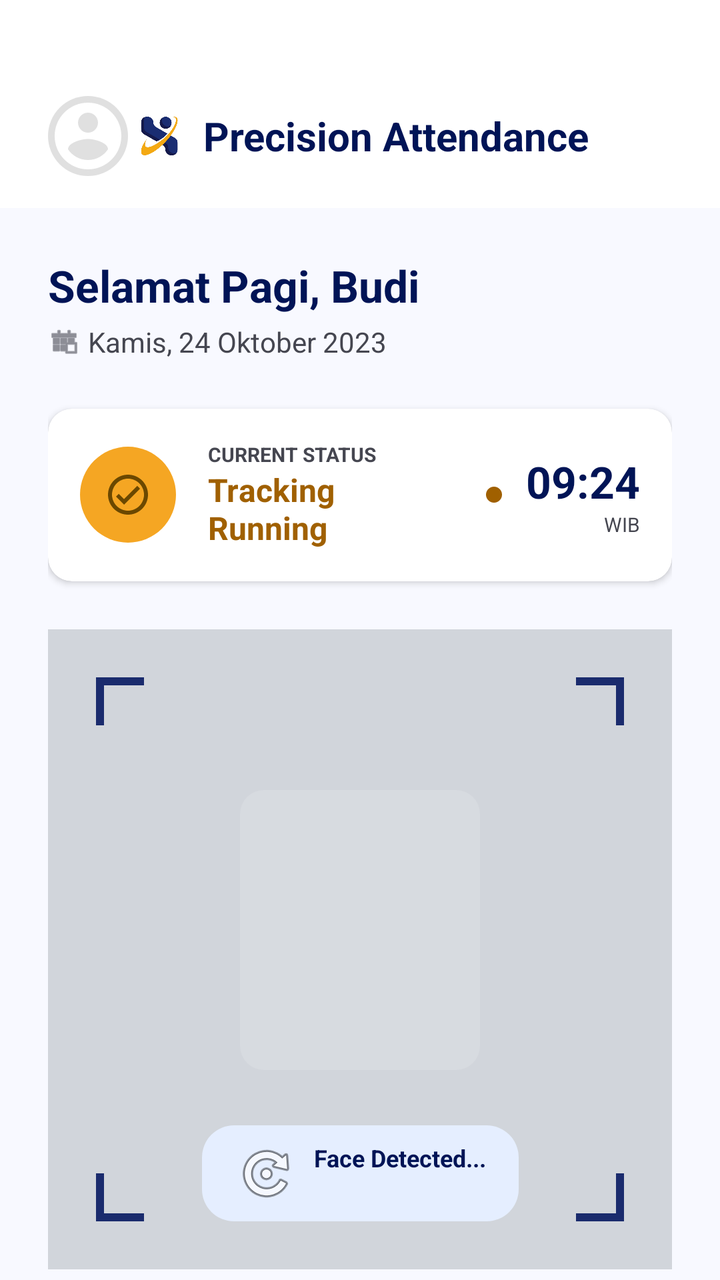
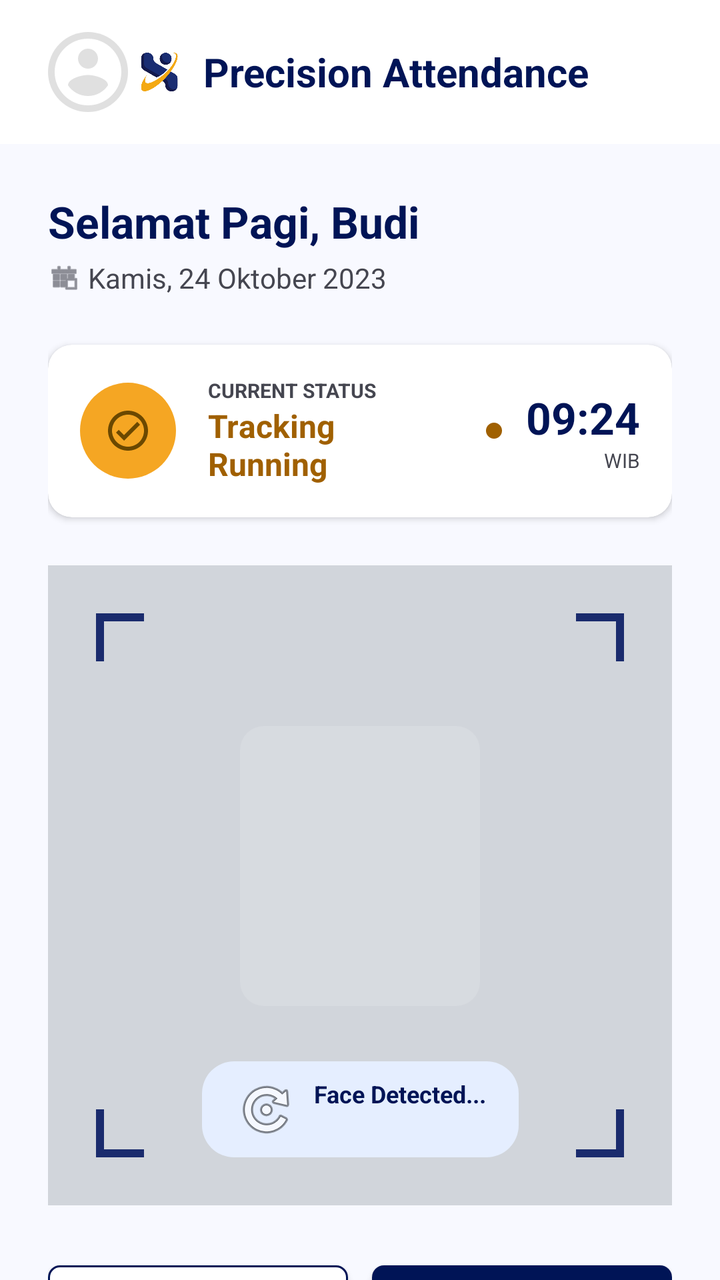

An Android layout rendered at two revisions. The XML below is the earlier revision; the diff shows what the commit changed to produce the second picture.
<!-- AndroidManifest.xml: application theme Theme.JavaTraining -->
<!-- res/layout/fragment_home.xml -->
<?xml version="1.0" encoding="utf-8"?>
<LinearLayout xmlns:android="http://schemas.android.com/apk/res/android"
    xmlns:app="http://schemas.android.com/apk/res-auto"
    android:layout_width="match_parent"
    android:layout_height="match_parent"
    android:orientation="vertical"
    android:background="@color/html_background">

    
    <com.google.android.material.appbar.AppBarLayout
        android:layout_width="match_parent"
        android:layout_height="wrap_content"
        android:background="#FFFFFF"
        app:elevation="4dp">

        <LinearLayout
            android:layout_width="match_parent"
            android:layout_height="wrap_content"
            android:orientation="horizontal"
            android:gravity="center_vertical"
            android:paddingTop="48dp"
            android:paddingBottom="16dp"
            android:paddingHorizontal="24dp">

            <ImageView
                android:id="@+id/imgAvatar"
                android:layout_width="40dp"
                android:layout_height="40dp"
                android:src="@drawable/ic_avatar"
                android:background="@drawable/bg_avatar_circle"
                android:backgroundTint="#E0E0E0" />

            <LinearLayout
                android:layout_width="0dp"
                android:layout_height="wrap_content"
                android:layout_weight="1"
                android:orientation="horizontal"
                android:gravity="center">

                <ImageView
                    android:layout_width="28dp"
                    android:layout_height="28dp"
                    android:src="@drawable/logo_face_recognition" />

                <TextView
                    android:layout_width="wrap_content"
                    android:layout_height="wrap_content"
                    android:layout_marginStart="8dp"
                    android:text="Precision Attendance"
                    android:textColor="@color/html_primary"
                    android:textSize="20sp"
                    android:textStyle="bold" />
            </LinearLayout>

            
            <View
                android:layout_width="40dp"
                android:layout_height="40dp" />
        </LinearLayout>
    </com.google.android.material.appbar.AppBarLayout>

    <androidx.core.widget.NestedScrollView
        android:layout_width="match_parent"
        android:layout_height="0dp"
        android:layout_weight="1"
        android:paddingBottom="80dp"
        android:clipToPadding="false"
        android:fillViewport="true">

        <LinearLayout
            android:layout_width="match_parent"
            android:layout_height="wrap_content"
            android:orientation="vertical"
            android:paddingStart="24dp"
            android:paddingEnd="24dp"
            android:paddingTop="24dp"
            android:paddingBottom="24dp">

            
            <LinearLayout
                android:layout_width="match_parent"
                android:layout_height="wrap_content"
                android:orientation="vertical"
                android:layout_marginBottom="24dp">

                <TextView
                    android:layout_width="wrap_content"
                    android:layout_height="wrap_content"
                    android:text="Selamat Pagi, Budi"
                    android:textColor="@color/html_primary"
                    android:textSize="22sp"
                    android:textStyle="bold" />

                <LinearLayout
                    android:layout_width="wrap_content"
                    android:layout_height="wrap_content"
                    android:orientation="horizontal"
                    android:gravity="center_vertical"
                    android:layout_marginTop="4dp">

                    <ImageView
                        android:layout_width="16dp"
                        android:layout_height="16dp"
                        android:src="@android:drawable/ic_menu_today"
                        app:tint="@color/html_on_surface_variant" />

                    <TextView
                        android:id="@+id/tvDate"
                        android:layout_width="wrap_content"
                        android:layout_height="wrap_content"
                        android:layout_marginStart="4dp"
                        android:text="Kamis, 24 Oktober 2023"
                        android:textColor="@color/html_on_surface_variant"
                        android:textSize="14sp" />
                </LinearLayout>
            </LinearLayout>

            
            <com.google.android.material.card.MaterialCardView
                android:layout_width="match_parent"
                android:layout_height="wrap_content"
                android:layout_marginBottom="24dp"
                app:cardBackgroundColor="@color/html_surface_container_lowest"
                app:cardCornerRadius="12dp"
                app:cardElevation="2dp">

                <RelativeLayout
                    android:layout_width="match_parent"
                    android:layout_height="wrap_content"
                    android:padding="16dp">

                    <FrameLayout
                        android:id="@+id/iconStatus"
                        android:layout_width="48dp"
                        android:layout_height="48dp"
                        android:background="@drawable/bg_avatar_circle"
                        android:backgroundTint="#F5A623"
                        android:layout_centerVertical="true">

                        <ImageView
                            android:layout_width="24dp"
                            android:layout_height="24dp"
                            android:layout_gravity="center"
                            android:src="@drawable/ic_check_circle_outline"
                            app:tint="@color/html_on_secondary_container" />
                    </FrameLayout>

                    <LinearLayout
                        android:layout_width="wrap_content"
                        android:layout_height="wrap_content"
                        android:orientation="vertical"
                        android:layout_toEndOf="@id/iconStatus"
                        android:layout_marginStart="16dp"
                        android:layout_centerVertical="true">

                        <TextView
                            android:layout_width="wrap_content"
                            android:layout_height="wrap_content"
                            android:text="CURRENT STATUS"
                            android:textColor="@color/html_on_surface_variant"
                            android:textSize="10sp"
                            android:textStyle="bold" />

                        <TextView
                            android:layout_width="wrap_content"
                            android:layout_height="wrap_content"
                            android:text="Tracking\nRunning"
                            android:textColor="#A06000"
                            android:textSize="16sp"
                            android:textStyle="bold" />
                    </LinearLayout>

                    
                    <View
                        android:layout_width="8dp"
                        android:layout_height="8dp"
                        android:layout_toStartOf="@id/timeLayout"
                        android:layout_marginEnd="12dp"
                        android:layout_centerVertical="true"
                        android:background="@drawable/bg_avatar_circle"
                        android:backgroundTint="#A06000" />

                    <LinearLayout
                        android:id="@+id/timeLayout"
                        android:layout_width="wrap_content"
                        android:layout_height="wrap_content"
                        android:orientation="vertical"
                        android:layout_alignParentEnd="true"
                        android:layout_centerVertical="true"
                        android:gravity="end">

                        <TextView
                            android:id="@+id/tvLiveTime"
                            android:layout_width="wrap_content"
                            android:layout_height="wrap_content"
                            android:text="09:24"
                            android:textColor="@color/html_primary"
                            android:textSize="22sp"
                            android:textStyle="bold" />

                        <TextView
                            android:layout_width="wrap_content"
                            android:layout_height="wrap_content"
                            android:text="WIB"
                            android:textColor="@color/html_on_surface_variant"
                            android:textSize="10sp" />
                    </LinearLayout>

                </RelativeLayout>
            </com.google.android.material.card.MaterialCardView>

            
            <androidx.constraintlayout.widget.ConstraintLayout
                android:layout_width="match_parent"
                android:layout_height="320dp"
                android:background="#D1D5DB"
                android:layout_marginBottom="24dp">

                
                <View
                    android:layout_width="120dp"
                    android:layout_height="140dp"
                    app:layout_constraintTop_toTopOf="parent"
                    app:layout_constraintBottom_toBottomOf="parent"
                    app:layout_constraintStart_toStartOf="parent"
                    app:layout_constraintEnd_toEndOf="parent"
                    android:background="@drawable/bg_input_rounded"
                    android:backgroundTint="#22FFFFFF"
                    android:layout_marginTop="-20dp" />

                
                <View
                    android:layout_width="24dp"
                    android:layout_height="4dp"
                    android:background="@color/html_primary_container"
                    app:layout_constraintTop_toTopOf="parent"
                    app:layout_constraintStart_toStartOf="parent"
                    android:layout_margin="24dp" />
                <View
                    android:layout_width="4dp"
                    android:layout_height="24dp"
                    android:background="@color/html_primary_container"
                    app:layout_constraintTop_toTopOf="parent"
                    app:layout_constraintStart_toStartOf="parent"
                    android:layout_margin="24dp" />

                
                <View
                    android:layout_width="24dp"
                    android:layout_height="4dp"
                    android:background="@color/html_primary_container"
                    app:layout_constraintTop_toTopOf="parent"
                    app:layout_constraintEnd_toEndOf="parent"
                    android:layout_margin="24dp" />
                <View
                    android:layout_width="4dp"
                    android:layout_height="24dp"
                    android:background="@color/html_primary_container"
                    app:layout_constraintTop_toTopOf="parent"
                    app:layout_constraintEnd_toEndOf="parent"
                    android:layout_margin="24dp" />

                
                <View
                    android:layout_width="24dp"
                    android:layout_height="4dp"
                    android:background="@color/html_primary_container"
                    app:layout_constraintBottom_toBottomOf="parent"
                    app:layout_constraintStart_toStartOf="parent"
                    android:layout_margin="24dp" />
                <View
                    android:layout_width="4dp"
                    android:layout_height="24dp"
                    android:background="@color/html_primary_container"
                    app:layout_constraintBottom_toBottomOf="parent"
                    app:layout_constraintStart_toStartOf="parent"
                    android:layout_margin="24dp" />

                
                <View
                    android:layout_width="24dp"
                    android:layout_height="4dp"
                    android:background="@color/html_primary_container"
                    app:layout_constraintBottom_toBottomOf="parent"
                    app:layout_constraintEnd_toEndOf="parent"
                    android:layout_margin="24dp" />
                <View
                    android:layout_width="4dp"
                    android:layout_height="24dp"
                    android:background="@color/html_primary_container"
                    app:layout_constraintBottom_toBottomOf="parent"
                    app:layout_constraintEnd_toEndOf="parent"
                    android:layout_margin="24dp" />

                
                <TextView
                    android:layout_width="wrap_content"
                    android:layout_height="wrap_content"
                    android:text="Face Detected..."
                    android:textColor="@color/html_primary"
                    android:background="@drawable/bg_badge"
                    android:backgroundTint="#E5EEFF"
                    android:paddingHorizontal="16dp"
                    android:paddingVertical="8dp"
                    app:layout_constraintBottom_toBottomOf="parent"
                    app:layout_constraintStart_toStartOf="parent"
                    app:layout_constraintEnd_toEndOf="parent"
                    android:layout_marginBottom="24dp"
                    android:textStyle="bold"
                    android:textSize="12sp"
                    app:drawableStartCompat="@android:drawable/ic_menu_rotate"
                    android:drawablePadding="8dp" />

            </androidx.constraintlayout.widget.ConstraintLayout>

        
        <LinearLayout
            android:layout_width="match_parent"
            android:layout_height="wrap_content"
            android:orientation="horizontal"
            android:weightSum="2"
            android:layout_marginBottom="24dp">

            <com.google.android.material.button.MaterialButton
                android:layout_width="0dp"
                android:layout_height="54dp"
                android:layout_weight="1"
                android:layout_marginEnd="6dp"
                android:text="Start Break"
                android:textColor="@color/html_primary"
                android:textAllCaps="false"
                android:textSize="14sp"
                android:textStyle="bold"
                app:backgroundTint="@color/html_surface_container_lowest"
                app:strokeColor="@color/html_primary"
                app:strokeWidth="1dp"
                app:cornerRadius="6dp"
                app:icon="@drawable/ic_cancel_outline"
                app:iconTint="@color/html_primary"
                app:iconGravity="textStart" />

            <com.google.android.material.button.MaterialButton
                android:layout_width="0dp"
                android:layout_height="54dp"
                android:layout_weight="1"
                android:layout_marginStart="6dp"
                android:text="Check Out"
                android:textColor="@color/html_on_primary"
                android:textAllCaps="false"
                android:textSize="14sp"
                android:textStyle="bold"
                app:backgroundTint="@color/html_primary"
                app:cornerRadius="6dp"
                app:icon="@drawable/ic_exit"
                app:iconTint="@color/html_on_primary"
                app:iconGravity="textStart" />
        </LinearLayout>

        
        <LinearLayout
            android:layout_width="match_parent"
            android:layout_height="wrap_content"
            android:orientation="vertical">

            
            <com.google.android.material.card.MaterialCardView
                android:layout_width="match_parent"
                android:layout_height="wrap_content"
                android:layout_marginBottom="12dp"
                app:cardBackgroundColor="@color/html_surface_container_lowest"
                app:cardCornerRadius="12dp"
                app:cardElevation="2dp">

                <RelativeLayout
                    android:layout_width="match_parent"
                    android:layout_height="wrap_content"
                    android:padding="16dp">

                    <FrameLayout
                        android:id="@+id/iconTotal"
                        android:layout_width="48dp"
                        android:layout_height="48dp"
                        android:background="@drawable/bg_input_rounded"
                        android:backgroundTint="@color/html_primary"
                        android:layout_centerVertical="true">

                        <ImageView
                            android:layout_width="24dp"
                            android:layout_height="24dp"
                            android:layout_gravity="center"
                            android:src="@drawable/ic_schedule"
                            app:tint="@color/html_on_primary" />
                    </FrameLayout>

                    <LinearLayout
                        android:layout_width="wrap_content"
                        android:layout_height="wrap_content"
                        android:orientation="vertical"
                        android:layout_toEndOf="@id/iconTotal"
                        android:layout_marginStart="16dp"
                        android:layout_centerVertical="true">

                        <TextView
                            android:layout_width="wrap_content"
                            android:layout_height="wrap_content"
                            android:text="Total Work Hours"
                            android:textColor="@color/html_on_surface_variant"
                            android:textSize="10sp" />

                        <TextView
                            android:layout_width="wrap_content"
                            android:layout_height="wrap_content"
                            android:text="06:45:20"
                            android:textColor="@color/html_on_background"
                            android:textSize="22sp"
                            android:textStyle="bold" />
                    </LinearLayout>

                    <TextView
                        android:layout_width="wrap_content"
                        android:layout_height="wrap_content"
                        android:text="↑ On Track"
                        android:textColor="#A06000"
                        android:background="@drawable/bg_badge"
                        android:backgroundTint="#FFF3E0"
                        android:paddingHorizontal="12dp"
                        android:paddingVertical="6dp"
                        android:layout_alignParentEnd="true"
                        android:layout_centerVertical="true"
                        android:textSize="12sp" />
                </RelativeLayout>
            </com.google.android.material.card.MaterialCardView>

            
            <LinearLayout
                android:layout_width="match_parent"
                android:layout_height="wrap_content"
                android:orientation="horizontal"
                android:weightSum="2">

                
                <com.google.android.material.card.MaterialCardView
                    android:layout_width="0dp"
                    android:layout_height="wrap_content"
                    android:layout_weight="1"
                    android:layout_marginEnd="6dp"
                    app:cardBackgroundColor="@color/html_surface_container_lowest"
                    app:cardCornerRadius="12dp"
                    app:cardElevation="2dp">

                    <LinearLayout
                        android:layout_width="match_parent"
                        android:layout_height="wrap_content"
                        android:orientation="vertical"
                        android:padding="16dp">

                        <RelativeLayout
                            android:layout_width="match_parent"
                            android:layout_height="wrap_content"
                            android:layout_marginBottom="12dp">

                            <TextView
                                android:layout_width="wrap_content"
                                android:layout_height="wrap_content"
                                android:text="Check In"
                                android:textColor="@color/html_on_surface_variant"
                                android:textSize="12sp"
                                android:layout_centerVertical="true" />

                            <ImageView
                                android:layout_width="16dp"
                                android:layout_height="16dp"
                                android:src="@android:drawable/ic_menu_directions"
                                app:tint="@color/html_on_surface_variant"
                                android:layout_alignParentEnd="true"
                                android:layout_centerVertical="true" />
                        </RelativeLayout>

                        <TextView
                            android:layout_width="wrap_content"
                            android:layout_height="wrap_content"
                            android:text="08:00"
                            android:textColor="@color/html_on_background"
                            android:textSize="20sp"
                            android:textStyle="bold" />

                        <TextView
                            android:layout_width="wrap_content"
                            android:layout_height="wrap_content"
                            android:text="On Time"
                            android:textColor="@color/html_on_surface_variant"
                            android:textSize="10sp" />
                    </LinearLayout>
                </com.google.android.material.card.MaterialCardView>

                
                <com.google.android.material.card.MaterialCardView
                    android:layout_width="0dp"
                    android:layout_height="wrap_content"
                    android:layout_weight="1"
                    android:layout_marginStart="6dp"
                    app:cardBackgroundColor="@color/html_surface_container_lowest"
                    app:cardCornerRadius="12dp"
                    app:cardElevation="2dp">

                    <LinearLayout
                        android:layout_width="match_parent"
                        android:layout_height="wrap_content"
                        android:orientation="vertical"
                        android:padding="16dp">

                        <RelativeLayout
                            android:layout_width="match_parent"
                            android:layout_height="wrap_content"
                            android:layout_marginBottom="12dp">

                            <TextView
                                android:layout_width="wrap_content"
                                android:layout_height="wrap_content"
                                android:text="Break Time"
                                android:textColor="@color/html_on_surface_variant"
                                android:textSize="12sp"
                                android:layout_centerVertical="true" />

                            <ImageView
                                android:layout_width="16dp"
                                android:layout_height="16dp"
                                android:src="@android:drawable/ic_menu_agenda"
                                app:tint="@color/html_on_surface_variant"
                                android:layout_alignParentEnd="true"
                                android:layout_centerVertical="true" />
                        </RelativeLayout>

                        <TextView
                            android:layout_width="wrap_content"
                            android:layout_height="wrap_content"
                            android:text="--:--"
                            android:textColor="@color/html_on_background"
                            android:textSize="20sp"
                            android:textStyle="bold" />

                        <TextView
                            android:layout_width="wrap_content"
                            android:layout_height="wrap_content"
                            android:text="Not taken yet"
                            android:textColor="@color/html_on_surface_variant"
                            android:textSize="10sp" />
                    </LinearLayout>
                </com.google.android.material.card.MaterialCardView>
            </LinearLayout>

        </LinearLayout>
        </LinearLayout>
    </androidx.core.widget.NestedScrollView>
</LinearLayout>
<!-- resources referenced by this layout -->
<resources>
  <color name="html_background">#f8f9ff</color>
  <color name="html_on_background">#0b1c30</color>
  <color name="html_on_primary">#ffffff</color>
  <color name="html_on_secondary_container">#6b4800</color>
  <color name="html_on_surface_variant">#454650</color>
  <color name="html_primary">#001456</color>
  <color name="html_primary_container">#1a2b6d</color>
  <color name="html_surface_container_lowest">#ffffff</color>
  <!-- drawable bg_avatar_circle (drawable) -->
  <shape xmlns:android="http://schemas.android.com/apk/res/android" android:shape="oval">
      <solid android:color="@color/dash_accent_orange" />
  </shape>
  <!-- drawable bg_badge (drawable) -->
  <?xml version="1.0" encoding="utf-8"?>
  <shape xmlns:android="http://schemas.android.com/apk/res/android">
      <solid android:color="#FFFFFF" />
      <corners android:radius="16dp" />
  </shape>
  <!-- drawable bg_input_rounded (drawable) -->
  <?xml version="1.0" encoding="utf-8"?>
  <shape xmlns:android="http://schemas.android.com/apk/res/android"
      android:shape="rectangle">
      <solid android:color="#F0F4F8" />
      <corners android:radius="12dp" />
  </shape>
  <!-- drawable ic_cancel_outline (drawable) -->
  <vector xmlns:android="http://schemas.android.com/apk/res/android"
      android:width="24dp"
      android:height="24dp"
      android:viewportWidth="24"
      android:viewportHeight="24">
    <path
        android:fillColor="@android:color/white"
        android:pathData="M12,2C6.47,2 2,6.47 2,12s4.47,10 10,10 10,-4.47 10,-10S17.53,2 12,2zM12,20c-4.41,0 -8,-3.59 -8,-8s3.59,-8 8,-8 8,3.59 8,8 -3.59,8 -8,8zM15.59,7L12,10.59 8.41,7 7,8.41 10.59,12 7,15.59 8.41,17 12,13.41 15.59,17 17,15.59 13.41,12 17,8.41z"/>
  </vector>
  <!-- drawable ic_check_circle_outline (drawable) -->
  <vector xmlns:android="http://schemas.android.com/apk/res/android"
      android:width="24dp"
      android:height="24dp"
      android:viewportWidth="24"
      android:viewportHeight="24">
    <path
        android:fillColor="@android:color/white"
        android:pathData="M12,2C6.48,2 2,6.48 2,12s4.48,10 10,10 10,-4.48 10,-10S17.52,2 12,2zM12,20c-4.41,0 -8,-3.59 -8,-8s3.59,-8 8,-8 8,3.59 8,8 -3.59,8 -8,8zM16.59,7.58L10,14.17l-2.59,-2.58L6,13l4,4 8,-8z"/>
  </vector>
  <!-- drawable ic_exit (drawable) -->
  <vector xmlns:android="http://schemas.android.com/apk/res/android"
      android:width="24dp"
      android:height="24dp"
      android:viewportWidth="24"
      android:viewportHeight="24"
      android:tint="#FFFFFF">
      <path
          android:fillColor="@android:color/white"
          android:pathData="M17,7l-1.41,1.41L18.17,11H8v2h10.17l-2.58,2.58L17,17l5,-5zM4,5h8V3H4c-1.1,0 -2,0.9 -2,2v14c0,1.1 0.9,2 2,2h8v-2H4V5z"/>
  </vector>
  <!-- drawable ic_schedule (drawable) -->
  <vector xmlns:android="http://schemas.android.com/apk/res/android"
      android:width="24dp"
      android:height="24dp"
      android:viewportWidth="24"
      android:viewportHeight="24">
    <path
        android:fillColor="@android:color/white"
        android:pathData="M11.99,2C6.47,2 2,6.48 2,12s4.47,10 9.99,10C17.52,22 22,17.52 22,12S17.52,2 11.99,2zM12,20c-4.42,0 -8,-3.58 -8,-8s3.58,-8 8,-8 8,3.58 8,8 -3.58,8 -8,8zM12.5,7H11v6l5.25,3.15 0.75,-1.23 -4.5,-2.67z"/>
  </vector>
  <color name="dash_accent_orange">#F4A912</color>
  <color name="colorPrimary">#1A2D72</color>
  <color name="colorPrimaryDark">#141A4C</color>
  <color name="textWhite">#FFFFFF</color>
  <color name="colorAccent">#F4A912</color>
  <color name="backgroundLight">#1A2D72</color>
  <color name="cardBackground">#283C90</color>
  <color name="textPrimary">#FFFFFF</color>
  <!-- unchanged entries left out for length: 3 -->
</resources>

<!-- the commit's change to res/layout/fragment_home.xml (unified diff, before → after) -->
@@ -4,7 +4,8 @@
     android:layout_width="match_parent"
     android:layout_height="match_parent"
     android:orientation="vertical"
-    android:background="@color/html_background">
+    android:background="@color/html_background"
+    android:fitsSystemWindows="true">
 
     
     <com.google.android.material.appbar.AppBarLayout
@@ -13,50 +14,58 @@
         android:background="#FFFFFF"
         app:elevation="4dp">
 
-        <LinearLayout
-            android:layout_width="match_parent"
-            android:layout_height="wrap_content"
-            android:orientation="horizontal"
-            android:gravity="center_vertical"
-            android:paddingTop="48dp"
-            android:paddingBottom="16dp"
-            android:paddingHorizontal="24dp">
-
-            <ImageView
-                android:id="@+id/imgAvatar"
-                android:layout_width="40dp"
-                android:layout_height="40dp"
-                android:src="@drawable/ic_avatar"
-                android:background="@drawable/bg_avatar_circle"
-                android:backgroundTint="#E0E0E0" />
-
-            <LinearLayout
-                android:layout_width="0dp"
+            
+            <androidx.constraintlayout.widget.ConstraintLayout
+                android:layout_width="match_parent"
                 android:layout_height="wrap_content"
-                android:layout_weight="1"
-                android:orientation="horizontal"
-                android:gravity="center">
+                android:background="#FFFFFF"
+                android:paddingHorizontal="24dp"
+                android:paddingVertical="16dp">
 
                 <ImageView
-                    android:layout_width="28dp"
-                    android:layout_height="28dp"
-                    android:src="@drawable/logo_face_recognition" />
-
-                <TextView
+                    android:id="@+id/imgAvatar"
+                    android:layout_width="40dp"
+                    android:layout_height="40dp"
+                    android:background="@drawable/bg_avatar_circle"
+                    android:backgroundTint="#E0E0E0"
+                    android:src="@drawable/ic_avatar"
+                    app:layout_constraintBottom_toBottomOf="parent"
+                    app:layout_constraintStart_toStartOf="parent"
+                    app:layout_constraintTop_toTopOf="parent" />
+
+                <LinearLayout
                     android:layout_width="wrap_content"
                     android:layout_height="wrap_content"
-                    android:layout_marginStart="8dp"
-                    android:text="Precision Attendance"
-                    android:textColor="@color/html_primary"
-                    android:textSize="20sp"
-                    android:textStyle="bold" />
-            </LinearLayout>
-
-            
-            <View
-                android:layout_width="40dp"
-                android:layout_height="40dp" />
-        </LinearLayout>
+                    android:gravity="center_vertical"
+                    android:orientation="horizontal"
+                    app:layout_constraintBottom_toBottomOf="parent"
+                    app:layout_constraintEnd_toEndOf="parent"
+                    app:layout_constraintStart_toStartOf="parent"
+                    app:layout_constraintTop_toTopOf="parent">
+
+                    <ImageView
+                        android:layout_width="28dp"
+                        android:layout_height="28dp"
+                        android:layout_marginEnd="8dp"
+                        android:src="@drawable/logo_face_recognition" />
+
+                    <TextView
+                        android:layout_width="wrap_content"
+                        android:layout_height="wrap_content"
+                        android:text="Precision Attendance"
+                        android:textColor="@color/html_primary"
+                        android:textSize="20sp"
+                        android:textStyle="bold" />
+                </LinearLayout>
+
+                <View
+                    android:layout_width="40dp"
+                    android:layout_height="40dp"
+                    app:layout_constraintBottom_toBottomOf="parent"
+                    app:layout_constraintEnd_toEndOf="parent"
+                    app:layout_constraintTop_toTopOf="parent" />
+            </androidx.constraintlayout.widget.ConstraintLayout>
+
     </com.google.android.material.appbar.AppBarLayout>
 
     <androidx.core.widget.NestedScrollView
